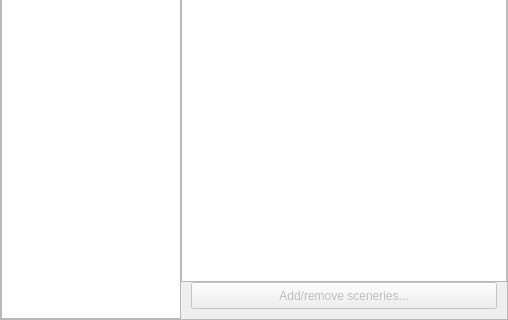
Before: the Qt Designer form plugins/Scenery3d/src/gui/scenery3dDialog.ui in 519984307/stellarium_src, drawn with Qt 5; both pictures show x 0 to 508 and y 197 to 517 of the 508 by 517 pixel window.
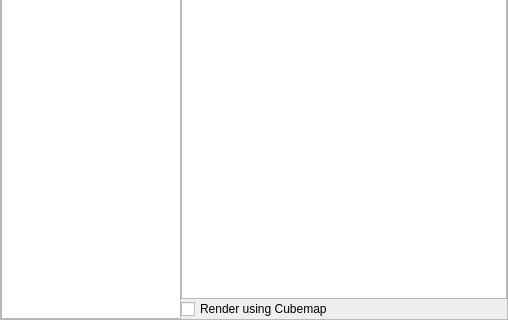
After: the same form once the commit is applied. Custom widgets are drawn as their Qt base class.

Commit message: display using cubemap, added checkbox

```diff
--- a/plugins/Scenery3d/src/gui/scenery3dDialog.ui
+++ b/plugins/Scenery3d/src/gui/scenery3dDialog.ui
@@ -258,25 +258,6 @@
            </property>
           </widget>
          </item>
-         <item row="1" column="1">
-          <widget class="QPushButton" name="pushButtonAddRemoveLandscapes">
-           <property name="enabled">
-            <bool>false</bool>
-           </property>
-           <property name="minimumSize">
-            <size>
-             <width>0</width>
-             <height>37</height>
-            </size>
-           </property>
-           <property name="styleSheet">
-            <string notr="true">margin-left: 10px; margin-right: 10px; margin-bottom:10px;</string>
-           </property>
-           <property name="text">
-            <string>Add/remove sceneries...</string>
-           </property>
-          </widget>
-         </item>
          <item row="0" column="1">
           <widget class="QTextBrowser" name="scenery3dTextBrowser">
            <property name="enabled">
@@ -317,6 +298,13 @@
            </property>
           </widget>
          </item>
+         <item row="1" column="1">
+          <widget class="QCheckBox" name="checkBoxRenderCubemap">
+           <property name="text">
+            <string>Render using Cubemap</string>
+           </property>
+          </widget>
+         </item>
         </layout>
        </widget>
       </item>
```
The commit also changes 10 other files.
